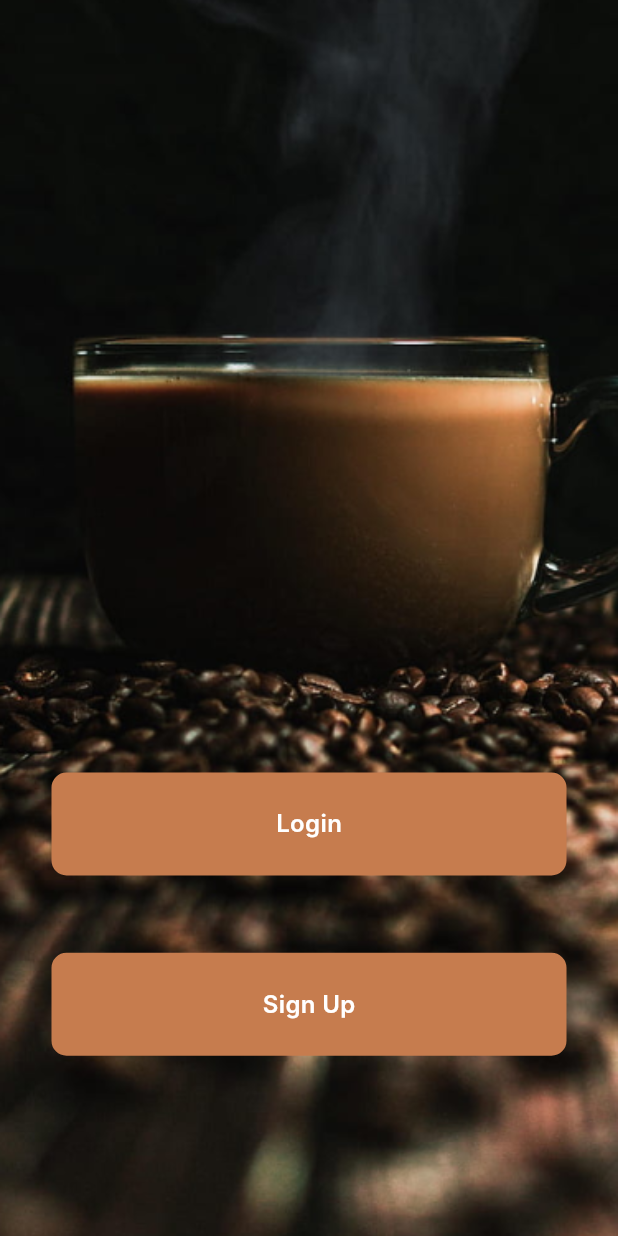
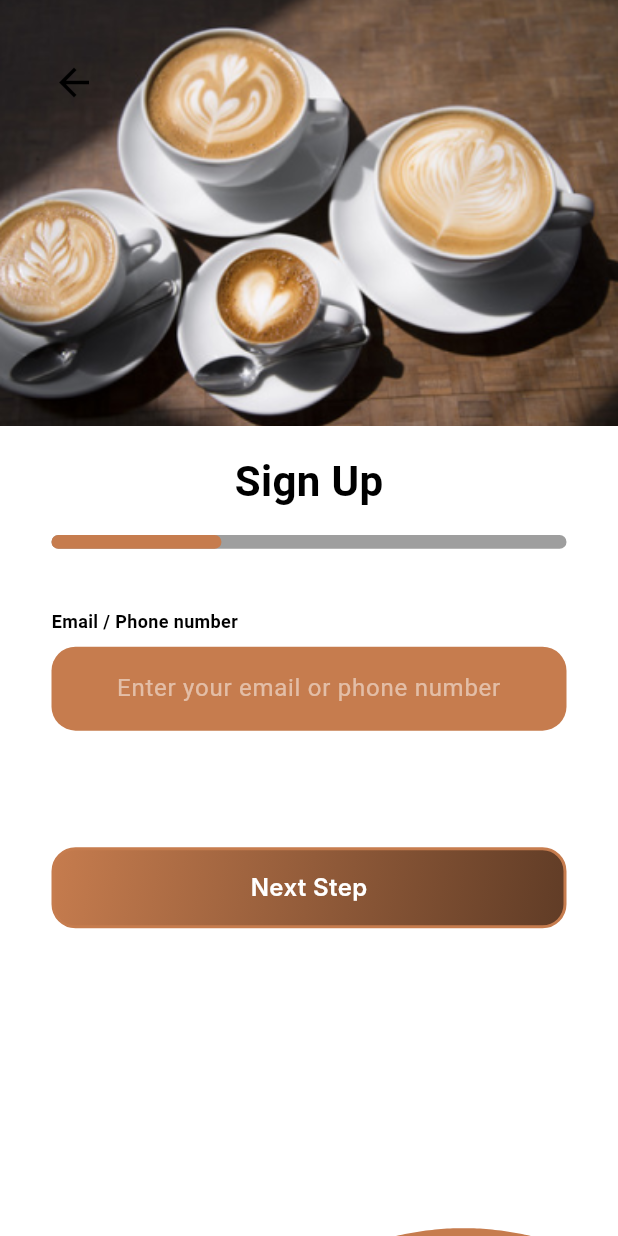
Before and after one commit to MisTraleuh/Simple-Coffee, a Flutter app: the RegisterPage screen opened by its route, after a tap on "Sign Up", on a phone screen of 412 x 824 dp. Run offline on Flutter 3.47's test engine with Material 3 defaults, Android fonts, the phone set to English and light mode, and no system bars; drawn by our look-alikes of wave; Roboto replaces fonts that are missing (Inter).

Commit message:
[ADD] Sign In Step 2 | [FIX] Simple Text Button components with obscurity | [ADD] Back Arrow on page

```diff
--- a/lib/commons/SimpleTextButton.dart
+++ b/lib/commons/SimpleTextButton.dart
@@ -8,6 +8,7 @@ class SimpleTextButton extends StatefulWidget {
   final String hintText;
   final Color color;
   final void Function(String)? onChanged;
+  final bool obscureText;
 
   const SimpleTextButton({
     Key? key,
@@ -15,6 +16,7 @@ class SimpleTextButton extends StatefulWidget {
     required this.hintText,
     required this.color,
     required this.onChanged,
+    required this.obscureText,
   }) : super(key: key);
 
   @override
@@ -24,6 +26,7 @@ class SimpleTextButton extends StatefulWidget {
 class _SimpleTextButtonState extends State<SimpleTextButton> {
   late FocusNode _focusNode;
   bool _isFocused = false;
+  bool _isObscured = false;
   double height = 0;
 
   @override
@@ -31,6 +34,7 @@ class _SimpleTextButtonState extends State<SimpleTextButton> {
     super.initState();
     _focusNode = FocusNode();
     _focusNode.addListener(_handleFocusChange);
+    _isObscured = widget.obscureText;
   }
 
   void _handleFocusChange() {
@@ -56,7 +60,7 @@ class _SimpleTextButtonState extends State<SimpleTextButton> {
           widget.labelText,
           style: const TextStyle(
             color: Colors.black,
-            fontSize: 11,
+            fontSize: 12,
             fontWeight: FontWeight.bold,
           ),
         ),
@@ -66,9 +70,21 @@ class _SimpleTextButtonState extends State<SimpleTextButton> {
           style: const TextStyle(
             color: Colors.white,
           ),
+          obscureText: _isObscured,
           textAlign: TextAlign.center,
           textAlignVertical: TextAlignVertical.center,
           decoration: InputDecoration(
+            suffixIcon: (widget.obscureText == true ? IconButton(
+              icon: Icon(
+                _isObscured ? Icons.visibility : Icons.visibility_off,
+                color: Colors.white,
+              ),
+              onPressed: () {
+                setState(() {
+                  _isObscured = !_isObscured;
+                });
+              },
+            ) : null),
             enabledBorder: OutlineInputBorder(
               borderRadius: BorderRadius.circular(16),
               borderSide: BorderSide.none,
--- a/lib/main.dart
+++ b/lib/main.dart
@@ -11,6 +11,8 @@ import 'package:provider/provider.dart';
 import 'package:simple_coffee/pages/OnBoardingPage.dart';
 import 'package:simple_coffee/pages/Register.dart';
 import 'package:simple_coffee/pages/LoginPage.dart';
+import 'package:simple_coffee/pages/SigninStep1.dart';
+import 'package:simple_coffee/pages/SigninStep2.dart';
 
 /**************************
 *    PROVIDERS IMPORTS    *
@@ -74,6 +76,8 @@ class _MyAppState extends State<MyApp> {
         '/': (context) => const OnBoardingPage(),
         '/register' : (context) => const RegisterPage(),
         '/login' : (context) => const LoginPage(),
+        '/signin-s1' : (context) => const SignInStep1(),
+        '/signin-s2' : (context) => const SignInStep2(),
       },
     );
   }
--- a/lib/pages/LoginPage.dart
+++ b/lib/pages/LoginPage.dart
@@ -79,6 +79,7 @@ class _LoginPageState extends State<LoginPage> {
             child: SimpleTextButton(
               labelText: "Email / Phone number",
               hintText: "Enter your email or phone number",
+              obscureText: false,
               color: Theme.of(context).colorScheme.primary,
               onChanged: (String value) {
                 profileInformations.setEmailInput(value);
@@ -91,6 +92,7 @@ class _LoginPageState extends State<LoginPage> {
             child: SimpleTextButton(
               labelText: "Password",
               hintText: "Enter your password",
+              obscureText: true,
               color: Theme.of(context).colorScheme.primary,
               onChanged: (String value) {
                 profileInformations.setPasswordInput(value);
--- a/lib/pages/Register.dart
+++ b/lib/pages/Register.dart
@@ -52,7 +52,7 @@ class _RegisterPageState extends State<RegisterPage> {
             padding: EdgeInsets.only(top: height / 1.6),
             child: GestureDetector(
               onTap: () {
-                Navigator.pushNamed(context, "/signup-1");
+                Navigator.pushNamed(context, '/signin-s1');
               },
               child: Center(
                 child: SizedBox(
--- /dev/null
+++ b/lib/pages/SigninStep1.dart
@@ -0,0 +1,159 @@
+/**************************
+*     FLUTTER IMPORTS     *
+**************************/
+import 'package:flutter/material.dart';
+import 'package:wave/wave.dart';
+import 'package:wave/config.dart';
+import 'dart:math';
+import 'package:provider/provider.dart';
+import 'package:simple_coffee/commons/SimpleButton.dart';
+import 'package:simple_coffee/commons/CommonTopImage.dart';
+import 'package:simple_coffee/commons/SimpleTextButton.dart';
+
+/**************************
+*    PROVIDERS IMPORTS    *
+**************************/
+import 'package:simple_coffee/providers/ProfileInformations.dart';
+
+class SignInStep1 extends StatefulWidget {
+
+  const SignInStep1({
+    Key? key
+  }) : super(key: key);
+
+  @override
+  State<SignInStep1> createState() => _SignInStep1State();
+}
+
+class _SignInStep1State extends State<SignInStep1> {
+
+  late ProfileInformations profileInformations;
+
+  static const int minimum = 4800;
+  static const int maximum = 5500;
+
+  static final _durations = [
+      minimum + Random().nextInt(maximum - minimum).toInt(),
+  ];
+
+  static const _heightPercentages = [
+      0.65,
+  ];
+
+
+  @override
+  void initState() {
+    super.initState();
+  }
+
+  @override
+  Widget build(BuildContext context) {
+    double height = MediaQuery.of(context).size.height;
+    double width = MediaQuery.of(context).size.width;
+    profileInformations = Provider.of<ProfileInformations>(context, listen: true);
+
+    return Scaffold(
+      backgroundColor: Colors.white,
+      body: Column(
+        children: <Widget>[
+          Stack(
+            children: <Widget>[
+              SizedBox(
+                height: height / 2.9,
+                width: width,
+                child: const CommonTopImage(
+                  imagePath: "assets/app/SigninStep1.png",
+                ),
+              ),
+              Positioned(
+                top: height / 20.6,
+                left: width / 12,
+                child: GestureDetector(
+                  onTap: () {
+                    Navigator.pop(context);
+                  },
+                  child: const Icon(
+                    Icons.arrow_back,
+                    color: Colors.black,
+                    size: 30,
+                  ),
+                ),
+              ),
+            ],
+          ),
+          SizedBox( height: height / 50.6 ),
+          const Center(
+            child: Text(
+              "Sign Up",
+              style: TextStyle(
+                color: Colors.black,
+                fontSize: 28,
+                fontWeight: FontWeight.bold,
+              ),
+            ),
+          ),
+          SizedBox( height: height / 50.6 ),
+          Padding(
+            padding: EdgeInsets.only(left: width / 12, right: width / 12),
+            child: SizedBox(
+              height: height / 90,
+              child: LinearProgressIndicator(
+                value: 0.33,
+                backgroundColor: Colors.grey,
+                valueColor: AlwaysStoppedAnimation<Color>(Theme.of(context).colorScheme.primary),
+                borderRadius: BorderRadius.circular(10),
+              ),
+            ),
+          ),
+          SizedBox( height: height / 20.6 ),
+          Padding(
+            padding: EdgeInsets.only(left: width / 12, right: width / 12),
+            child: SimpleTextButton(
+              labelText: "Email / Phone number",
+              hintText: "Enter your email or phone number",
+              obscureText: false,
+              color: Theme.of(context).colorScheme.primary,
+              onChanged: (String value) {
+                profileInformations.setEmailInput(value);
+              },
+            ),
+          ),
+          SizedBox( height: height / 10.6 ),
+          Padding(
+            padding: EdgeInsets.only(left: width / 12, right: width / 12),
+            child: GestureDetector(
+              onTap: () {
+                Navigator.pushNamed(context, '/signin-s2');
+              },
+              child: SizedBox(
+                height: height / 15.24,
+                child: SimpleCard(
+                  text: "Next Step",
+                  borderRadius: 16,
+                  color: Theme.of(context).colorScheme.primary,
+                  startColor: const Color.fromARGB(255, 198, 124, 78),
+                  endColor: const Color.fromARGB(255, 96, 60, 38),
+                ),
+              ),
+            ),
+          ),
+          const Spacer(),
+          Align(
+            alignment: Alignment.bottomCenter,
+            child: WaveWidget(
+              config: CustomConfig(
+                colors: [Theme.of(context).colorScheme.primary],
+                durations: _durations,
+                heightPercentages: _heightPercentages,
+              ),
+              backgroundColor: Colors.transparent,
+              size: const Size(double.infinity, 15.0),
+              waveAmplitude: 13,
+            ),
+          ),
+        ],
+      ),
+    );
+  }
+
+}
```
Also changed, not shown: lib/pages/SigninStep2.dart (added, +172 -0 lines), assets/app/SigninStep1.png (added), assets/app/SigninStep2.png (added). Lines whose indentation alone changed are shown as unchanged.
